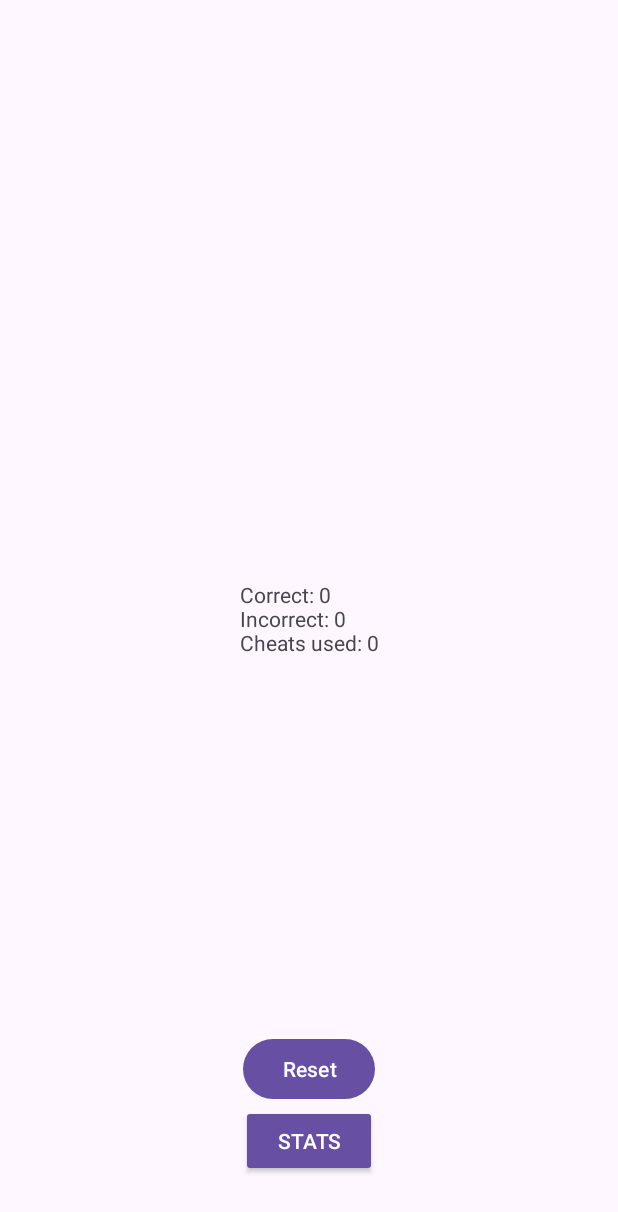
After one commit to iampopovich/GeoQuiz, an Android app: the ResultActivity screen opened directly, with no data from a screen before it, on a phone screen of 412 x 824 dp. The commit adds this screen. Shown: the top 1212 px of the screen. Run offline under Robolectric (Android 15) with nearby library versions, the phone set to English and light mode, and no system bars.

Commit message:
добавил ресет игры и экран результатов

```diff
--- a/app/build.gradle
+++ b/app/build.gradle
@@ -11,7 +11,7 @@ android {
         minSdk 24
         targetSdk 34
         versionCode 1
-        versionName "v.1.2.0"
+        versionName "v.1.3.1"
 
         testInstrumentationRunner "androidx.test.runner.AndroidJUnitRunner"
     }
@@ -36,6 +36,8 @@ dependencies {
 
     implementation libs.room.runtime
     implementation libs.recyclerview
+    implementation libs.navigation.fragment
+    implementation libs.navigation.ui
     annotationProcessor libs.room.compiler
     implementation libs.appcompat.v170
     implementation libs.material.v1120
--- a/app/src/main/java/com/example/geoquizjava/CheatActivity.java
+++ b/app/src/main/java/com/example/geoquizjava/CheatActivity.java
@@ -15,8 +15,8 @@ import android.view.ViewAnimationUtils;
 import com.example.geoquizjava.databinding.ActivityCheatBinding;
 
 public class CheatActivity extends AppCompatActivity {
-    public static final String EXTRA_ANSWER_SHOWN = "comexample.geoquizjava.answer_shown";
-    private static final String EXTRA_ANSWER_IS_TRUE = "comexample.geoquizjava.answer_is_true";
+    public static final String EXTRA_ANSWER_SHOWN = "com.example.geoquizjava.answer_shown";
+    private static final String EXTRA_ANSWER_IS_TRUE = "com.example.geoquizjava.answer_is_true";
     private final String TAG = "CheatActivity";
     private final String KEY_CHEATED = "cheated";
     private final String KEY_ANSWER_TEXT = "answerText";
--- /dev/null
+++ b/app/src/main/java/com/example/geoquizjava/ResultActivity.java
@@ -0,0 +1,70 @@
+package com.example.geoquizjava;
+
+import android.content.Context;
+import android.content.Intent;
+import android.content.pm.PackageInfo;
+import android.os.Bundle;
+
+import androidx.activity.EdgeToEdge;
+import androidx.appcompat.app.AppCompatActivity;
+import androidx.core.graphics.Insets;
+import androidx.core.view.ViewCompat;
+import androidx.core.view.WindowInsetsCompat;
+
+import com.example.geoquizjava.databinding.ActivityResultBinding;
+
+public class ResultActivity extends AppCompatActivity {
+
+    private ActivityResultBinding binding;
+    private static final String EXTRA_CORRECT_ANSWERS = "com.example.geoquizjava.correct_answers";
+    private static final String EXTRA_INCORRECT_ANSWERS = "com.example.geoquizjava.incorrect_answers";
+    private static final String EXTRA_CHEATS_USED = "com.example.geoquizjava.cheats_used";
+
+    @Override
+    protected void onCreate(Bundle savedInstanceState) {
+        super.onCreate(savedInstanceState);
+        binding = ActivityResultBinding.inflate(getLayoutInflater());
+
+        EdgeToEdge.enable(this);
+        setContentView(binding.getRoot());
+
+        try {
+            PackageInfo pInfo = this.getPackageManager().getPackageInfo(this.getPackageName(), 0);
+            String version = pInfo.versionName;
+            binding.versionText.setText(version);
+        } catch (Exception e) {
+            e.printStackTrace();
+        }
+
+        binding.statsButton.setOnClickListener(view -> {
+            Intent statsIntent = new Intent(this, StatsActivity.class);
+            startActivity(statsIntent);
+        });
+
+        binding.resetButton.setOnClickListener(view -> {
+            finish();
+            Intent mainIntent = new Intent(this, QuizActivity.class);
+            startActivity(mainIntent);
+        });
+
+
+
+        String correctAnswers = String.format("Correct: %d", getIntent().getIntExtra(EXTRA_CORRECT_ANSWERS, 0));
+        String incorrectAnswers = String.format("Incorrect: %d", getIntent().getIntExtra(EXTRA_INCORRECT_ANSWERS, 0));
+        String cheatsUsed = String.format("Cheats used: %d", getIntent().getIntExtra(EXTRA_CHEATS_USED, 0));
+        binding.resultTextView.setText(String.format("%s\n%s\n%s", correctAnswers, incorrectAnswers, cheatsUsed));
+
+        ViewCompat.setOnApplyWindowInsetsListener(findViewById(R.id.main), (v, insets) -> {
+            Insets systemBars = insets.getInsets(WindowInsetsCompat.Type.systemBars());
+            v.setPadding(systemBars.left, systemBars.top, systemBars.right, systemBars.bottom);
+            return insets;
+        });
+    }
+
+    public static Intent newIntent(Context packageContext, int correctAnswers, int incorrectAnswers, int cheatsUsed) {
+        return new Intent(packageContext, ResultActivity.class)
+                .putExtra(EXTRA_CORRECT_ANSWERS, correctAnswers)
+                .putExtra(EXTRA_INCORRECT_ANSWERS, incorrectAnswers)
+                .putExtra(EXTRA_CHEATS_USED, cheatsUsed);
+    }
+}
--- /dev/null
+++ b/app/src/main/res/layout/activity_result.xml
@@ -0,0 +1,48 @@
+<?xml version="1.0" encoding="utf-8"?>
+<androidx.constraintlayout.widget.ConstraintLayout xmlns:android="http://schemas.android.com/apk/res/android"
+    xmlns:app="http://schemas.android.com/apk/res-auto"
+    xmlns:tools="http://schemas.android.com/tools"
+    android:id="@+id/main"
+    android:layout_width="match_parent"
+    android:layout_height="match_parent"
+    tools:context=".ResultActivity">
+
+    <Button
+        android:id="@+id/statsButton"
+        style="?android:attr/buttonStyle"
+        android:layout_width="wrap_content"
+        android:layout_height="wrap_content"
+        android:text="@string/stats"
+        app:layout_constraintBottom_toTopOf="@+id/versionText"
+        app:layout_constraintEnd_toEndOf="parent"
+        app:layout_constraintStart_toStartOf="parent" />
+
+    <TextView
+        android:id="@+id/versionText"
+        android:layout_width="wrap_content"
+        android:layout_height="wrap_content"
+        android:layout_marginBottom="20dp"
+        android:text="@string/version_xx"
+        app:layout_constraintBottom_toBottomOf="parent"
+        app:layout_constraintEnd_toEndOf="parent"
+        app:layout_constraintStart_toStartOf="parent" />
+
+    <TextView
+        android:id="@+id/resultTextView"
+        android:layout_width="wrap_content"
+        android:layout_height="wrap_content"
+        android:text="TextView"
+        app:layout_constraintBottom_toBottomOf="parent"
+        app:layout_constraintEnd_toEndOf="parent"
+        app:layout_constraintStart_toStartOf="parent"
+        app:layout_constraintTop_toTopOf="parent" />
+
+    <Button
+        android:id="@+id/resetButton"
+        android:layout_width="wrap_content"
+        android:layout_height="wrap_content"
+        android:text="Reset"
+        app:layout_constraintBottom_toTopOf="@+id/statsButton"
+        app:layout_constraintEnd_toEndOf="parent"
+        app:layout_constraintStart_toStartOf="parent" />
+</androidx.constraintlayout.widget.ConstraintLayout>
--- /dev/null
+++ b/app/src/main/res/values-land/dimens.xml
@@ -0,0 +1,3 @@
+<resources>
+      <dimen name="fab_margin">48dp</dimen>
+   </resources>
--- /dev/null
+++ b/app/src/main/res/values-v23/themes.xml
@@ -0,0 +1,8 @@
+<resources xmlns:tools="http://schemas.android.com/tools">
+  <style name="Theme.GeoQuizJava" parent="Base.Theme.GeoQuizJava">
+    <!-- Transparent system bars for edge-to-edge. -->
+    <item name="android:navigationBarColor">@android:color/transparent</item>
+    <item name="android:statusBarColor">@android:color/transparent</item>
+    <item name="android:windowLightStatusBar">?attr/isLightTheme</item>
+  </style>
+</resources>
--- /dev/null
+++ b/app/src/main/res/values-w1240dp/dimens.xml
@@ -0,0 +1,3 @@
+<resources>
+      <dimen name="fab_margin">200dp</dimen>
+   </resources>
--- /dev/null
+++ b/app/src/main/res/values-w600dp/dimens.xml
@@ -0,0 +1,3 @@
+<resources>
+      <dimen name="fab_margin">48dp</dimen>
+   </resources>
--- /dev/null
+++ b/app/src/main/res/values/dimens.xml
@@ -0,0 +1,3 @@
+<resources>
+      <dimen name="fab_margin">16dp</dimen>
+   </resources>
--- a/gradle/libs.versions.toml
+++ b/gradle/libs.versions.toml
@@ -14,6 +14,8 @@ constraintlayout = "2.1.4"
 materialVersion = "1.12.0"
 roomCompiler = "2.6.1"
 recyclerview = "1.3.2"
+navigationFragment = "2.6.0"
+navigationUi = "2.6.0"
 
 [libraries]
 animation-graphics-android = { module = "androidx.compose.animation:animation-graphics-android", version.ref = "animationGraphicsAndroid" }
@@ -31,6 +33,8 @@ material-v1120 = { module = "com.google.android.material:material", version.ref
 room-compiler = { module = "androidx.room:room-compiler", version.ref = "roomCompiler" }
 room-runtime = { module = "androidx.room:room-runtime", version.ref = "roomCompiler" }
 recyclerview = { group = "androidx.recyclerview", name = "recyclerview", version.ref = "recyclerview" }
+navigation-fragment = { group = "androidx.navigation", name = "navigation-fragment", version.ref = "navigationFragment" }
+navigation-ui = { group = "androidx.navigation", name = "navigation-ui", version.ref = "navigationUi" }
 
 [plugins]
 android-application = { id = "com.android.application", version.ref = "agp" }
```
Also changed, not shown: app/src/main/AndroidManifest.xml (+7 -3 lines), app/src/main/java/com/example/geoquizjava/Question.java (+0 -8 lines), app/src/main/java/com/example/geoquizjava/QuizActivity.java (+8 -8 lines), app/src/main/java/com/example/geoquizjava/StatsActivity.java (+4 -10 lines), app/src/main/res/values/strings.xml (+42 -0 lines).
